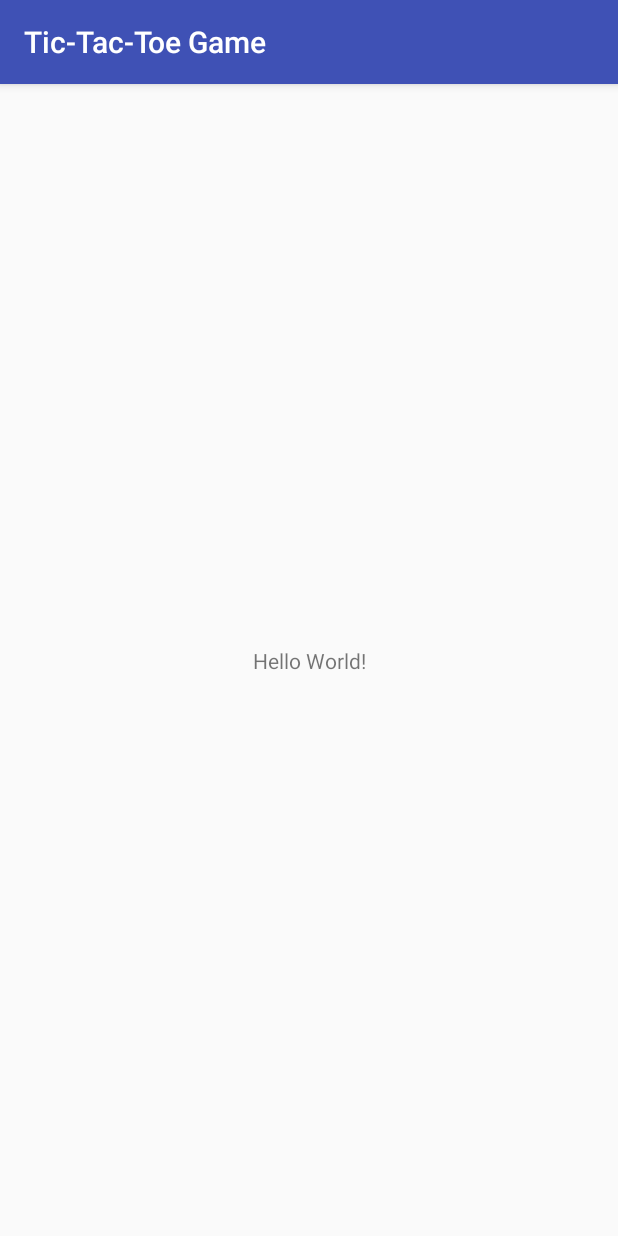
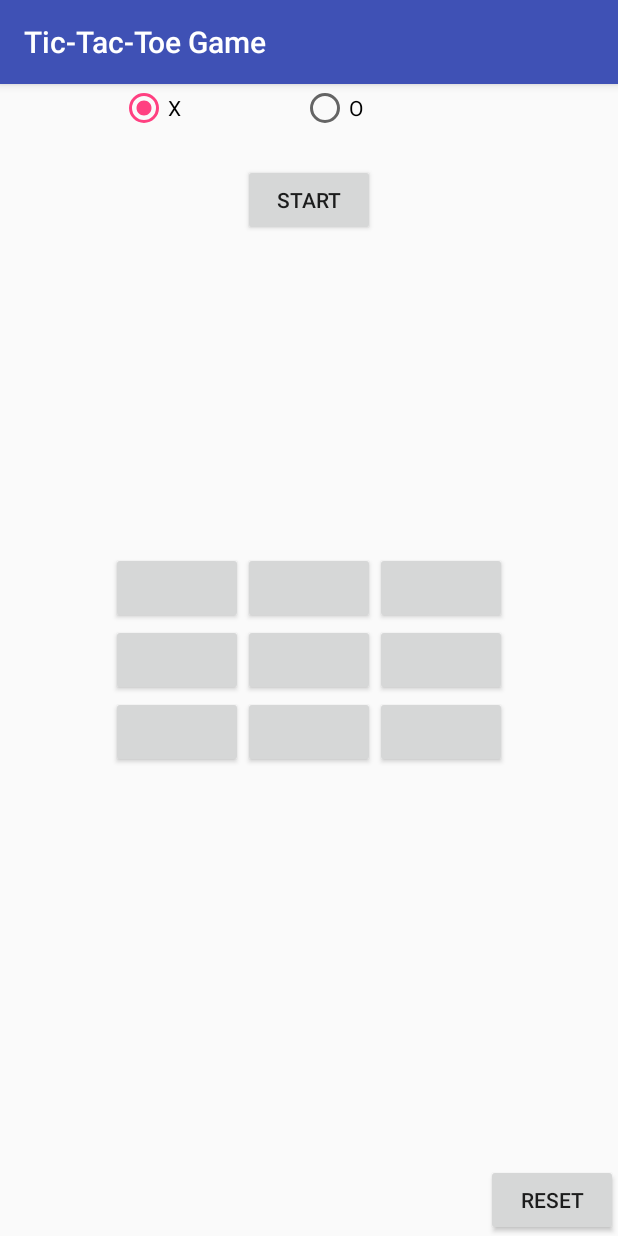
Before and after one commit to dostonhamrakulov/Tic-Tac-Toe-Game-in-Android, an Android app: the screen it shows after launch (MainActivity), on a phone screen of 412 x 824 dp. Run offline under Robolectric (Android 15) with nearby library versions, the phone set to English and light mode, and no system bars.

Commit message:
Designing the activity

```diff
--- a/app/src/main/res/layout/activity_main.xml
+++ b/app/src/main/res/layout/activity_main.xml
@@ -1,18 +1,131 @@
 <?xml version="1.0" encoding="utf-8"?>
-<android.support.constraint.ConstraintLayout xmlns:android="http://schemas.android.com/apk/res/android"
+<RelativeLayout xmlns:android="http://schemas.android.com/apk/res/android"
     xmlns:app="http://schemas.android.com/apk/res-auto"
     xmlns:tools="http://schemas.android.com/tools"
     android:layout_width="match_parent"
     android:layout_height="match_parent"
     tools:context="com.idoston.tic_tac_toe_game.MainActivity">
 
+    <Button
+        android:layout_width="wrap_content"
+        android:layout_height="wrap_content"
+        android:id="@+id/button1"
+        android:layout_above="@+id/button5"
+        android:layout_toLeftOf="@+id/button5"
+        android:layout_toStartOf="@+id/button5" />
+
+    <Button
+        android:layout_width="wrap_content"
+        android:layout_height="wrap_content"
+        android:id="@+id/button2"
+        android:layout_alignTop="@+id/button1"
+        android:layout_toRightOf="@+id/button1"
+        android:layout_toEndOf="@+id/button1" />
+
+    <Button
+        android:layout_width="wrap_content"
+        android:layout_height="wrap_content"
+        android:id="@+id/button3"
+        android:layout_alignTop="@+id/button2"
+        android:layout_toRightOf="@+id/button2"
+        android:layout_toEndOf="@+id/button2" />
+
+    <Button
+        android:layout_width="wrap_content"
+        android:layout_height="wrap_content"
+        android:id="@+id/button4"
+        android:layout_centerVertical="true"
+        android:layout_alignLeft="@+id/button1"
+        android:layout_alignStart="@+id/button1" />
+
+    <Button
+        android:layout_width="wrap_content"
+        android:layout_height="wrap_content"
+        android:id="@+id/button5"
+        android:layout_alignBottom="@+id/button4"
+        android:layout_centerHorizontal="true" />
+
+    <Button
+        android:layout_width="wrap_content"
+        android:layout_height="wrap_content"
+        android:id="@+id/button6"
+        android:layout_below="@+id/button3"
+        android:layout_alignLeft="@+id/button3"
+        android:layout_alignStart="@+id/button3" />
+
+    <Button
+        android:layout_width="wrap_content"
+        android:layout_height="wrap_content"
+        android:id="@+id/button7"
+        android:layout_below="@+id/button4"
+        android:layout_toLeftOf="@+id/button5"
+        android:layout_toStartOf="@+id/button5" />
+
+    <Button
+        android:layout_width="wrap_content"
+        android:layout_height="wrap_content"
+        android:id="@+id/button8"
+        android:layout_alignTop="@+id/button7"
+        android:layout_alignLeft="@+id/button5"
+        android:layout_alignStart="@+id/button5" />
+
+    <Button
+        android:layout_width="wrap_content"
+        android:layout_height="wrap_content"
+        android:id="@+id/button9"
+        android:layout_alignTop="@+id/button8"
+        android:layout_toRightOf="@+id/button8"
+        android:layout_toEndOf="@+id/button8" />
+
+    <Button
+        android:layout_width="wrap_content"
+        android:layout_height="wrap_content"
+        android:text="@string/start"
+        android:id="@+id/start"
+        android:layout_alignParentTop="true"
+        android:layout_toRightOf="@+id/button1"
+        android:layout_toEndOf="@+id/button1"
+        android:layout_marginTop="53dp" />
+
     <TextView
         android:layout_width="wrap_content"
         android:layout_height="wrap_content"
-        android:text="Hello World!"
-        app:layout_constraintBottom_toBottomOf="parent"
-        app:layout_constraintLeft_toLeftOf="parent"
-        app:layout_constraintRight_toRightOf="parent"
-        app:layout_constraintTop_toTopOf="parent" />
+        android:id="@+id/text"
+        android:layout_above="@+id/button1"
+        android:layout_centerHorizontal="true" />
 
-</android.support.constraint.ConstraintLayout>
+    <RadioGroup
+        android:layout_width="fill_parent"
+        android:layout_height="wrap_content"
+        android:layout_alignParentTop="true"
+        android:layout_centerHorizontal="true"
+        android:checkedButton="@+id/cross"
+        android:orientation="horizontal">
+
+        <RadioButton
+            android:layout_width="wrap_content"
+            android:layout_height="wrap_content"
+            android:layout_marginStart="80dp"
+            android:layout_marginLeft="80dp"
+            android:text="@string/cross"
+            android:id="@+id/cross" />
+
+        <RadioButton
+            android:layout_width="wrap_content"
+            android:layout_height="wrap_content"
+            android:layout_marginStart="80dp"
+            android:layout_marginLeft="80dp"
+            android:text="@string/naught"
+            android:id="@+id/naught" />
+    </RadioGroup>
+
+    <Button
+        android:layout_width="wrap_content"
+        android:layout_height="wrap_content"
+        android:text="@string/reset"
+        android:id="@+id/reset"
+        android:layout_alignParentBottom="true"
+        android:layout_alignParentRight="true"
+        android:layout_alignParentEnd="true" />
+
+</RelativeLayout>
--- a/app/src/main/res/values/strings.xml
+++ b/app/src/main/res/values/strings.xml
@@ -1,3 +1,11 @@
 <resources>
     <string name="app_name">Tic-Tac-Toe Game</string>
+
+    <string name="hello_world">Hello world!</string>
+    <string name="action_settings">Settings</string>
+    <string name="cross">X</string>
+    <string name="naught">O</string>
+    <string name="start">Start</string>
+    <string name="reset">Reset</string>
+    <string name="winnable">Winnable</string>
 </resources>
```
